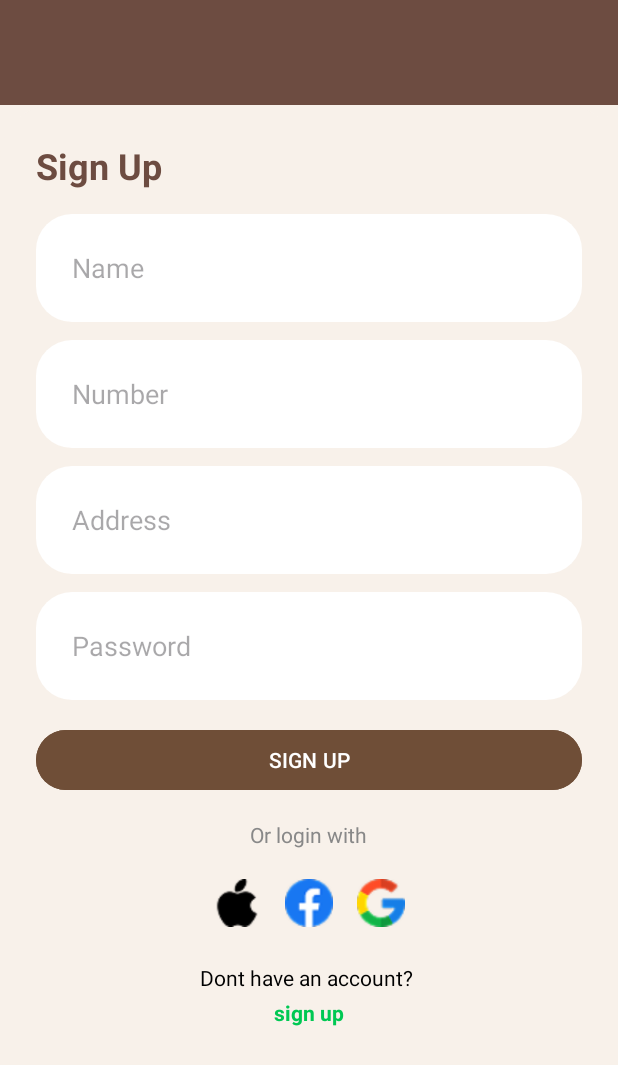
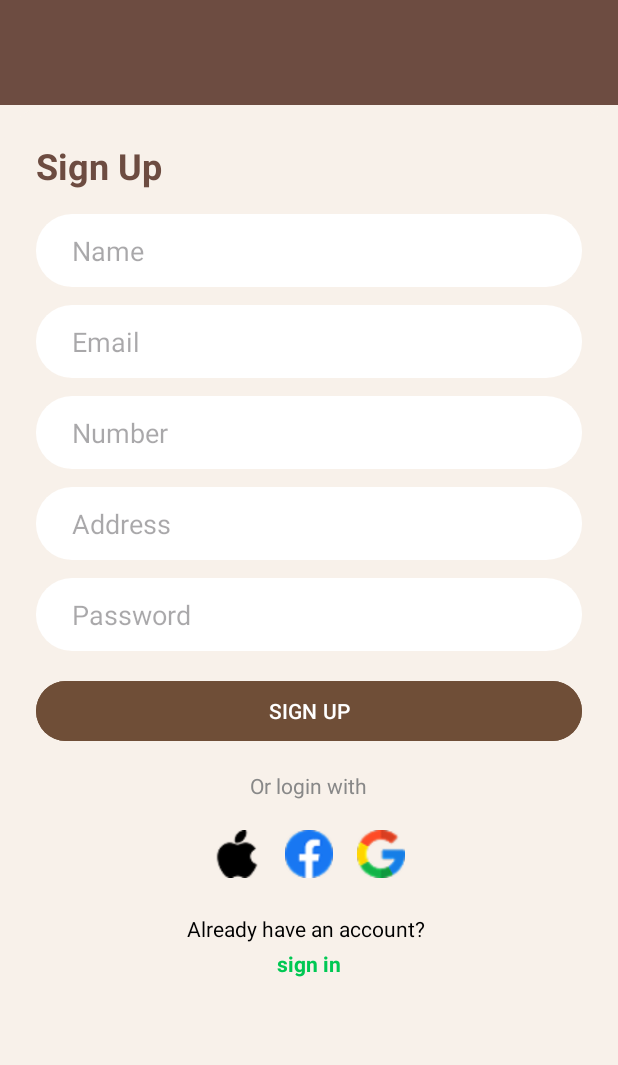
Before and after one commit to JiaanOrtillano/Kapegabay, an Android app: the layout activity_signup.xml on its own in the app's theme, with its tools: preview values and no code run, on a phone screen of 412 x 824 dp. Shown: the top 1065 px of the screen. Run offline under Robolectric (Android 15) with nearby library versions, the phone set to English and light mode, and no system bars.

Commit message:
Back-end Update

```diff
--- a/app/src/main/AndroidManifest.xml
+++ b/app/src/main/AndroidManifest.xml
@@ -12,6 +12,12 @@
         android:supportsRtl="true"
         android:theme="@style/Theme.ProjectKape"
         tools:targetApi="31">
+
+
+        <activity android:name=".DashboardActivity" />
+        <activity android:name=".SignUp" />
+
+
         <activity
             android:name=".Home"
             android:exported="false" />
--- a/app/src/main/res/layout/activity_signup.xml
+++ b/app/src/main/res/layout/activity_signup.xml
@@ -4,7 +4,7 @@
     android:layout_width="match_parent"
     android:layout_height="match_parent"
     android:background="#F8F1EA"
-    tools:context=".Login">
+    tools:context=".MainActivity">
 
 
     <LinearLayout
@@ -50,14 +50,34 @@
 
 
                 <EditText
-                    android:id="@+id/name_et"
+                    android:id="@+id/etName"
                     android:layout_width="0dp"
                     android:layout_height="wrap_content"
                     android:layout_marginStart="12dp"
                     android:layout_weight="1"
                     android:background="@android:color/transparent"
                     android:hint="Name"
-                    android:minHeight="48dp"
+                    android:textColor="#000000" />
+            </LinearLayout>
+
+            <LinearLayout
+                android:layout_width="match_parent"
+                android:layout_height="wrap_content"
+                android:layout_marginBottom="12dp"
+                android:background="@drawable/input_bg"
+                android:gravity="center_vertical"
+                android:orientation="horizontal"
+                android:padding="12dp">
+
+
+                <EditText
+                    android:id="@+id/etEmail"
+                    android:layout_width="0dp"
+                    android:layout_height="wrap_content"
+                    android:layout_marginStart="12dp"
+                    android:layout_weight="1"
+                    android:background="@android:color/transparent"
+                    android:hint="Email"
                     android:textColor="#000000" />
             </LinearLayout>
 
@@ -73,14 +93,14 @@
 
 
                 <EditText
+                    android:id="@+id/etNumber"
                     android:layout_width="0dp"
                     android:layout_height="wrap_content"
                     android:layout_marginStart="12dp"
                     android:layout_weight="1"
                     android:background="@android:color/transparent"
                     android:hint="Number"
-                    android:inputType="phone"
-                    android:minHeight="48dp" />
+                    android:inputType="phone" />
             </LinearLayout>
 
             <!-- Input: Address -->
@@ -95,13 +115,13 @@
 
 
                 <EditText
+                    android:id="@+id/etAddress"
                     android:layout_width="0dp"
                     android:layout_height="wrap_content"
                     android:layout_marginStart="12dp"
                     android:layout_weight="1"
                     android:background="@android:color/transparent"
-                    android:hint="Address"
-                    android:minHeight="48dp" />
+                    android:hint="Address" />
             </LinearLayout>
 
             <!-- Input: Password -->
@@ -123,14 +143,14 @@
                     android:layout_weight="1"
                     android:background="@android:color/transparent"
                     android:hint="Password"
-                    android:inputType="textPassword"
-                    android:minHeight="48dp" />
+                    android:inputType="textPassword" />
 
 
             </LinearLayout>
 
             <!-- Sign Up Button -->
             <Button
+                android:id="@+id/btnSignup"
                 android:layout_width="match_parent"
                 android:layout_height="wrap_content"
                 android:layout_marginBottom="16dp"
@@ -181,15 +201,16 @@
                 android:layout_height="wrap_content"
                 android:layout_gravity="center_horizontal"
                 android:layout_marginBottom="4dp"
-                android:text="Dont have an account? "
+                android:text="Already have an account? "
                 android:textColor="#000000"
                 android:textSize="14sp" />
 
             <TextView
+                android:id="@+id/tvSignIn"
                 android:layout_width="wrap_content"
                 android:layout_height="wrap_content"
                 android:layout_gravity="center_horizontal"
-                android:text="sign up"
+                android:text="sign in"
                 android:textColor="#00C853"
                 android:textSize="14sp"
                 android:textStyle="bold" />
```
Also changed, not shown: app/src/main/java/com/example/projectkape/DashboardActivity.kt (added, +11 -0 lines), app/src/main/java/com/example/projectkape/DatabaseHelper.kt (added, +71 -0 lines), app/src/main/java/com/example/projectkape/MainActivity.kt (added, +49 -0 lines), app/src/main/java/com/example/projectkape/SignUp.kt (+48 -3 lines), app/src/main/res/layout/activity_dashboard.xml (added, +14 -0 lines), app/src/main/res/layout/activity_main.xml (+15 -21 lines).
